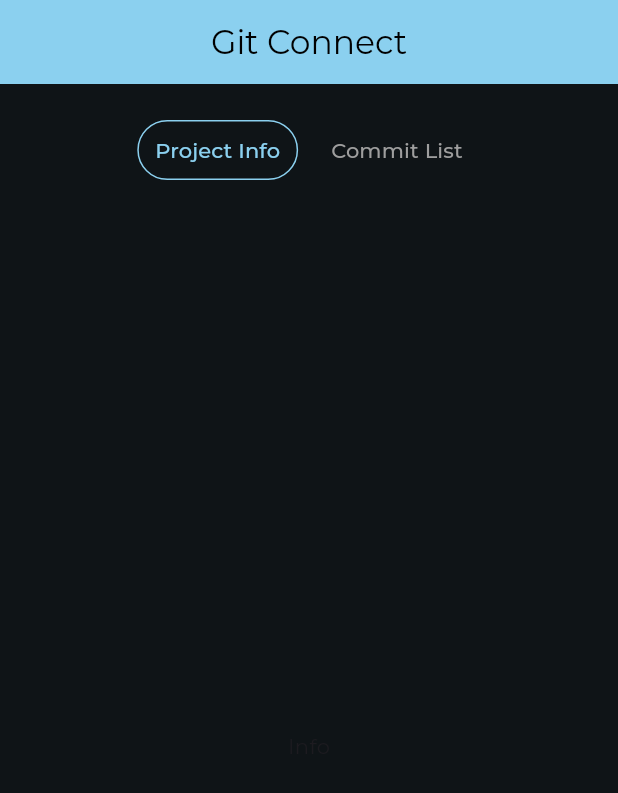
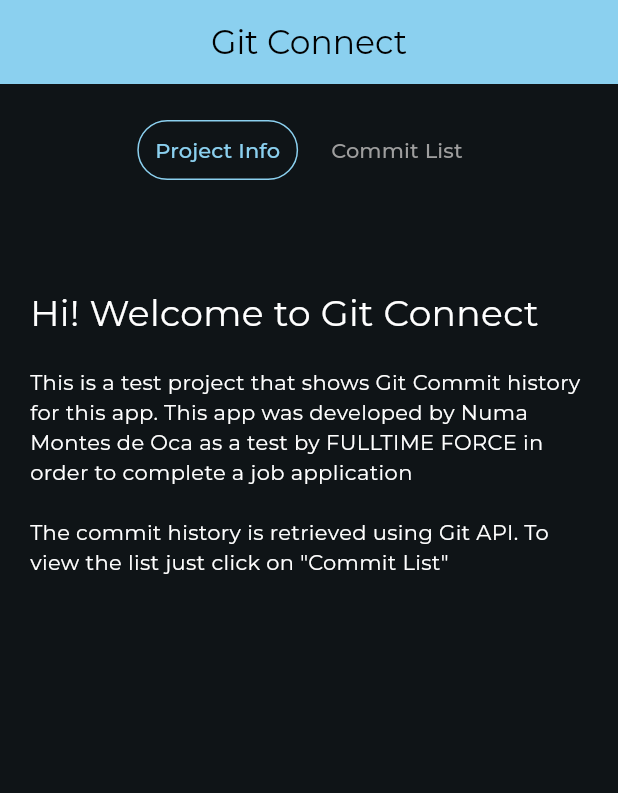
Before and after one commit to Numam2/gitconnect, a Flutter app: the screen it shows after launch, on a phone screen of 412 x 824 dp. Shown: the top 793 px of the screen. Run offline on Flutter 3.47's test engine with Material 3 defaults, Android fonts, the phone set to English and light mode, and no system bars; our stand-ins replace google_fonts.

```diff
--- a/lib/home.dart
+++ b/lib/home.dart
@@ -11,7 +11,7 @@ class Home extends StatefulWidget {
 }
 
 class _HomeState extends State<Home> {
-  PageController _pageController = PageController(initialPage: 0);
+  final PageController _pageController = PageController(initialPage: 0);
   bool showCommitList = false;
 
   @override
--- a/lib/project_info.dart
+++ b/lib/project_info.dart
@@ -5,8 +5,34 @@ class ProjectInfo extends StatelessWidget {
 
   @override
   Widget build(BuildContext context) {
-    return const Center(
-      child: Text('Info'),
+    return const SingleChildScrollView(
+      child: Padding(
+        padding: EdgeInsets.all(20.0),
+        child: Column(
+          mainAxisAlignment: MainAxisAlignment.start,
+          crossAxisAlignment: CrossAxisAlignment.start,
+          children: [
+            //About
+            Text(
+              'Hi! Welcome to Git Connect',
+              style: TextStyle(color: Colors.white, fontSize: 24),
+              softWrap: true,
+            ),
+            SizedBox(height: 20),
+            Text(
+              'This is a test project that shows Git Commit history for this app. This app was developed by Numa Montes de Oca as a test by FULLTIME FORCE in order to complete a job application',
+              style: TextStyle(color: Colors.white, fontSize: 14),
+              softWrap: true,
+            ),
+            SizedBox(height: 20),
+            Text(
+              'The commit history is retrieved using Git API. To view the list just click on "Commit List"',
+              style: TextStyle(color: Colors.white, fontSize: 14),
+              softWrap: true,
+            ),
+          ],
+        ),
+      ),
     );
   }
 }
```
Also changed, not shown: lib/commit_list.dart (+39 -3 lines), 1 other file.
